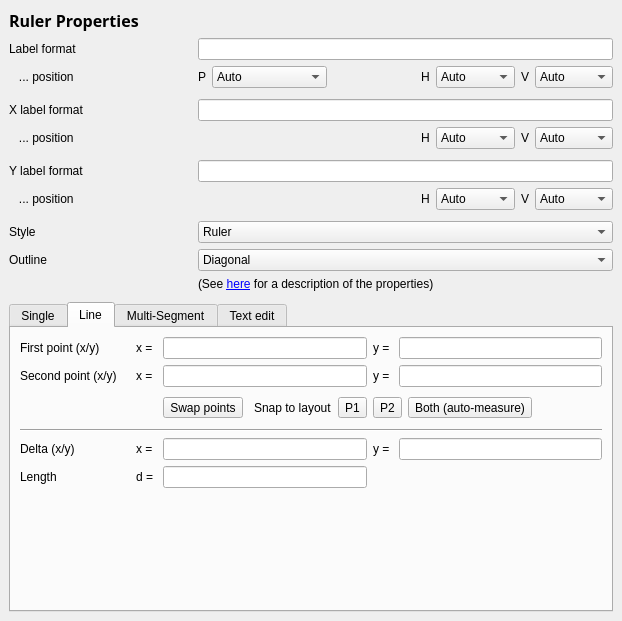
Qt form src/ant/ant/RulerPropertiesPage.ui (KLayout/klayout) before a commit.
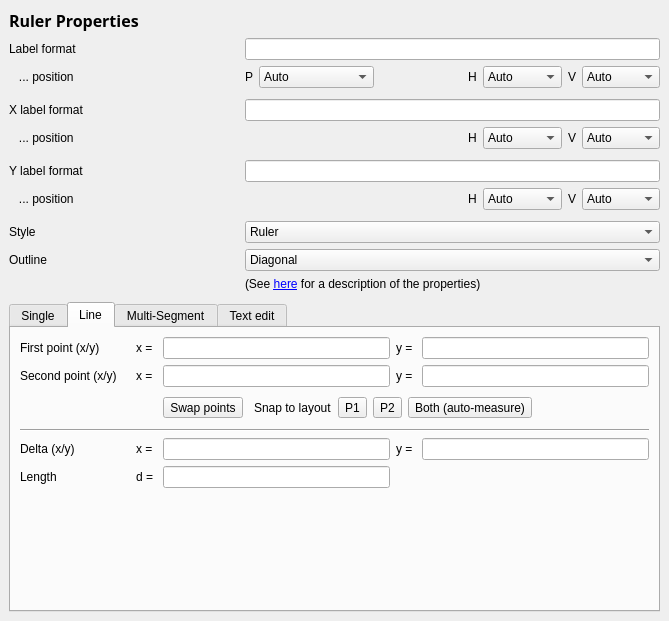
The same form after that commit.

What changed in the file:
```diff
--- a/src/ant/ant/RulerPropertiesPage.ui
+++ b/src/ant/ant/RulerPropertiesPage.ui
@@ -6,7 +6,7 @@
    <rect>
     <x>0</x>
     <y>0</y>
-    <width>622</width>
+    <width>669</width>
     <height>621</height>
    </rect>
   </property>
```
Left out of the diff: 24 changed lines with no effect on the pictures.
